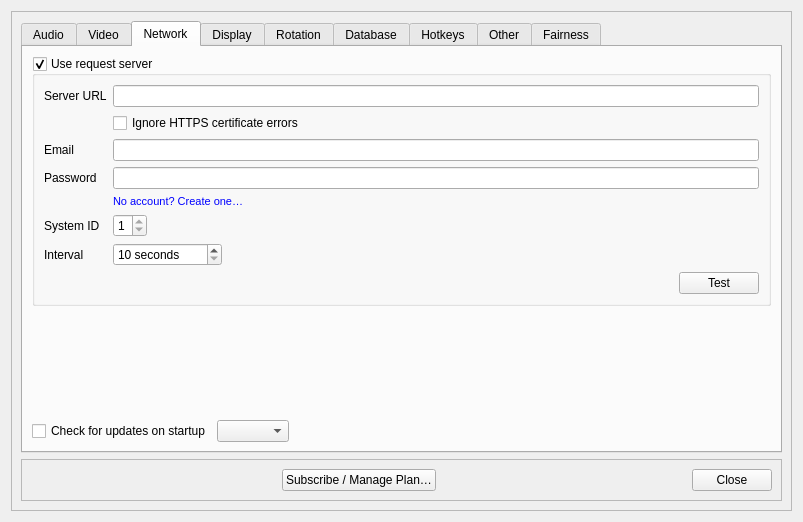
The window that src/dlgsettings.ui (pkircher29/auto-kj) describes before a commit, drawn with Qt 5.
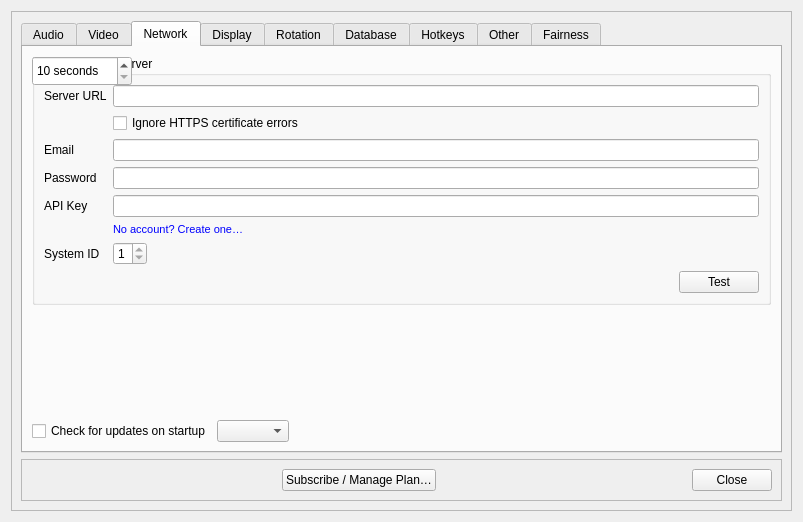
The same window after the commit. The open tabs and pages were chosen to show the change. Icons and pictures are not drawn.

Patch:
```diff
--- a/src/dlgsettings.ui
+++ b/src/dlgsettings.ui
@@ -1081,7 +1081,24 @@
                    </property>
                   </widget>
                  </item>
+                 <item row="4" column="0">
+                  <widget class="QLabel" name="labelApiKey">
+                   <property name="text">
+                    <string>API Key</string>
+                   </property>
+                  </widget>
+                 </item>
                  <item row="4" column="1">
+                  <widget class="QLineEdit" name="lineEditApiKey">
+                   <property name="toolTip">
+                    <string>API key for Pro desktop HTTP endpoints</string>
+                   </property>
+                   <property name="echoMode">
+                    <enum>QLineEdit::PasswordEchoOnEdit</enum>
+                   </property>
+                  </widget>
+                 </item>
+                 <item row="5" column="1">
                   <widget class="QPushButton" name="btnCreateAccount">
                    <property name="toolTip">
                     <string>Create a new Auto-KJ account</string>
@@ -1097,14 +1114,14 @@
                    </property>
                   </widget>
                  </item>
-                 <item row="5" column="0">
+                 <item row="6" column="0">
                   <widget class="QLabel" name="label_30">
                    <property name="text">
                     <string>System ID</string>
                    </property>
                   </widget>
                  </item>
-                 <item row="5" column="1">
+                 <item row="6" column="1">
                   <layout class="QHBoxLayout" name="horizontalLayout_2">
                    <property name="rightMargin">
                     <number>20</number>
```
